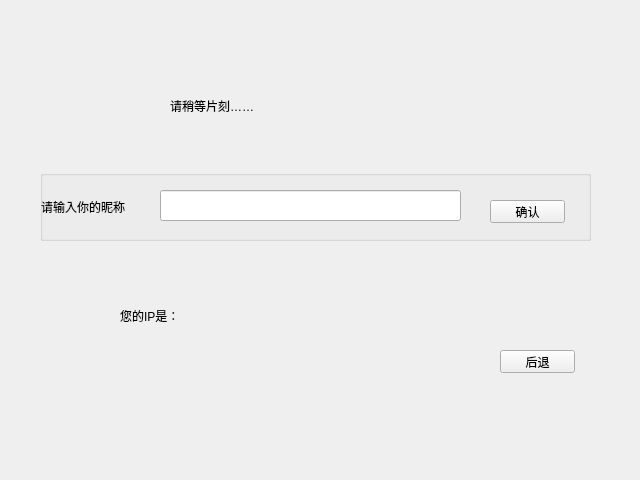
zhyjiang/GobangServer, file waitwidget.ui: the form before one commit.
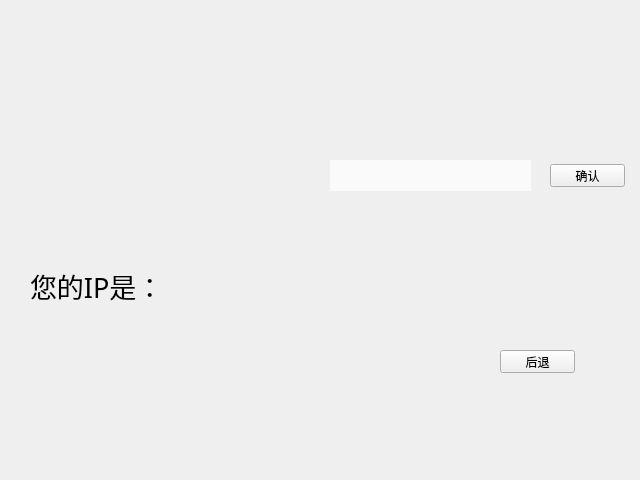
The form after the commit. Icons and pictures are not drawn.

What changed in the file:
```diff
--- a/waitwidget.ui
+++ b/waitwidget.ui
@@ -26,36 +26,26 @@
     <string>后退</string>
    </property>
   </widget>
-  <widget class="QGroupBox" name="setBox">
+  <widget class="QFrame" name="setBox">
    <property name="geometry">
     <rect>
-     <x>40</x>
-     <y>170</y>
-     <width>551</width>
-     <height>71</height>
+     <x>0</x>
+     <y>130</y>
+     <width>641</width>
+     <height>81</height>
     </rect>
    </property>
-   <property name="title">
-    <string/>
+   <property name="styleSheet">
+    <string notr="true"/>
    </property>
-   <widget class="QLabel" name="label">
-    <property name="geometry">
-     <rect>
-      <x>1</x>
-      <y>16</y>
-      <width>101</width>
-      <height>41</height>
-     </rect>
-    </property>
-    <property name="text">
-     <string>请输入你的昵称</string>
-    </property>
-   </widget>
+   <property name="frameShape">
+    <enum>QFrame::NoFrame</enum>
+   </property>
    <widget class="QPushButton" name="ok">
     <property name="geometry">
      <rect>
-      <x>450</x>
-      <y>30</y>
+      <x>550</x>
+      <y>34</y>
       <width>75</width>
       <height>23</height>
      </rect>
@@ -67,36 +57,101 @@
    <widget class="QLineEdit" name="nameEdit">
     <property name="geometry">
      <rect>
-      <x>120</x>
-      <y>20</y>
-      <width>301</width>
+      <x>330</x>
+      <y>30</y>
+      <width>201</width>
       <height>31</height>
      </rect>
     </property>
+    <property name="palette">
+     <palette>
+      <active>
+       <colorrole role="Base">
+        <brush brushstyle="SolidPattern">
+         <color alpha="170">
+          <red>255</red>
+          <green>255</green>
+          <blue>255</blue>
+         </color>
+        </brush>
+       </colorrole>
+      </active>
+      <inactive>
+       <colorrole role="Base">
+        <brush brushstyle="SolidPattern">
+         <color alpha="170">
+          <red>255</red>
+          <green>255</green>
+          <blue>255</blue>
+         </color>
+        </brush>
+       </colorrole>
+      </inactive>
+      <disabled>
+       <colorrole role="Base">
+        <brush brushstyle="SolidPattern">
+         <color alpha="255">
+          <red>240</red>
+          <green>240</green>
+          <blue>240</blue>
+         </color>
+        </brush>
+       </colorrole>
+      </disabled>
+     </palette>
+    </property>
+    <property name="frame">
+     <bool>false</bool>
+    </property>
+   </widget>
+   <widget class="QLabel" name="label">
+    <property name="geometry">
+     <rect>
+      <x>20</x>
+      <y>20</y>
+      <width>291</width>
+      <height>51</height>
+     </rect>
+    </property>
+    <property name="text">
+     <string/>
+    </property>
+    <property name="pixmap">
+     <pixmap resource="resource.qrc">:/Pic/GobangUi/enter.png</pixmap>
+    </property>
+    <property name="scaledContents">
+     <bool>true</bool>
+    </property>
    </widget>
   </widget>
   <widget class="QLabel" name="waitLabel">
    <property name="geometry">
     <rect>
-     <x>170</x>
-     <y>70</y>
+     <x>100</x>
+     <y>50</y>
      <width>281</width>
      <height>71</height>
     </rect>
    </property>
    <property name="text">
-    <string>请稍等片刻……</string>
+    <string/>
    </property>
   </widget>
   <widget class="QLabel" name="ipLabel">
    <property name="geometry">
     <rect>
-     <x>120</x>
-     <y>280</y>
-     <width>211</width>
+     <x>30</x>
+     <y>250</y>
+     <width>371</width>
      <height>71</height>
     </rect>
    </property>
+   <property name="font">
+    <font>
+     <family>SentyZHAO 新蒂赵孟頫</family>
+     <pointsize>20</pointsize>
+    </font>
+   </property>
    <property name="text">
     <string>您的IP是：</string>
    </property>
```
Left out of the diff: 4 changed lines with no effect on the pictures.
